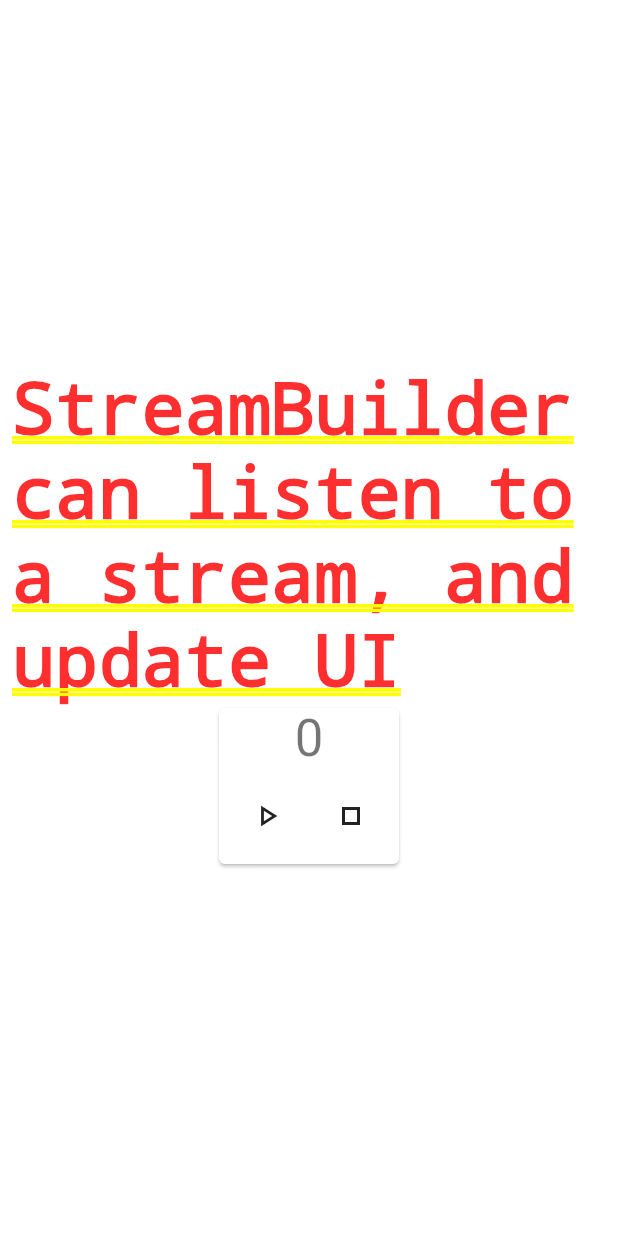
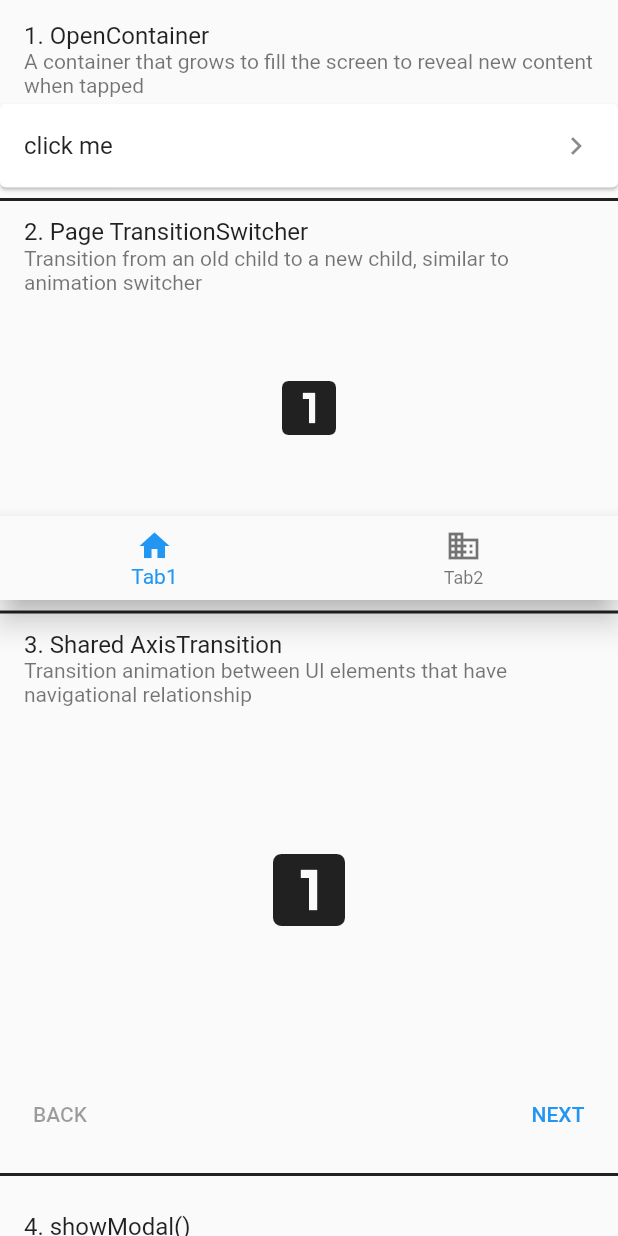
Before and after one commit to WaiYanHtun11/flutter_basic_app, a Flutter app: the screen it shows after launch, on a phone screen of 412 x 824 dp. Run offline on Flutter 3.47's test engine with Material 2 defaults, Android fonts, the light colour scheme and no system bars; our stand-ins replace backdrop, badges, cached_network_image, convex_bottom_bar, extended_image, flutter_slidable and 3 more; missing offline and left inert: hidable.

Commit message:
all widget have done

```diff
--- /dev/null
+++ b/lib/animations/animation_package.dart
@@ -0,0 +1,192 @@
+import 'package:animations/animations.dart';
+import 'package:flutter/material.dart';
+class AnimationPackageExample extends StatelessWidget {
+  const AnimationPackageExample({Key? key}) : super(key: key);
+
+  @override
+  Widget build(BuildContext context) {
+    return Scaffold(
+      body: ListView(
+        children: [
+          const SizedBox(height: 10),
+          const ListTile(
+            title: Text("1. OpenContainer"),
+            subtitle: Text(
+                "A container that grows to fill the screen to reveal new content when tapped"
+            ),
+          ),
+          OpenContainer(
+            transitionDuration: const Duration(milliseconds: 500),
+              closedBuilder: (context, action) => const ListTile(
+                title: Text('click me'),
+                trailing: Icon(Icons.keyboard_arrow_right_outlined),
+              ),
+              openBuilder: (context, action) => const Scaffold(
+                body: Center(
+                  child: Text("new page"),
+                ),
+              ),
+          ),
+          const Divider(thickness: 2,color: Colors.black87),
+          const ListTile(
+            title: Text("2. Page TransitionSwitcher"),
+            subtitle: Text(
+                "Transition from an old child to a new child, similar to animation switcher"
+            ),
+          ),
+          const SizedBox(
+            height: 200,
+            child: PageTransitionSwitcherExample(),
+          ),
+          const Divider(thickness: 2,color: Colors.black87),
+          const ListTile(
+            title: Text("3. Shared AxisTransition"),
+            subtitle: Text(
+              "Transition animation between UI elements that have navigational relationship"
+            ),
+          ),
+          const SizedBox(
+            height: 300,
+            child: ShareAxisExample(),
+          ),
+          const Divider(thickness: 2,color: Colors.black87),
+          const ListTile(
+            title: Text("4. showModal()"),
+            subtitle: Text(
+              "Displays a dialog with animation",
+            ),
+          ),
+          ElevatedButton(
+              onPressed: ()=> showModal(
+                  context: context,
+                  builder: (ctx) => const AlertDialog(
+                    title: Text("New Dialog"),
+                    content: Text("This is Dialog"),
+                  ),
+              ),
+              child: const Text("Show Dialog")
+          )
+
+        ],
+      ),
+    );
+  }
+}
+
+class PageTransitionSwitcherExample extends StatefulWidget {
+  const PageTransitionSwitcherExample({Key? key}) : super(key: key);
+
+  @override
+  State<PageTransitionSwitcherExample> createState() => _PageTransitionSwitcherExampleState();
+}
+
+class _PageTransitionSwitcherExampleState extends State<PageTransitionSwitcherExample> {
+
+  static const tabs = <Widget>[
+    Icon(Icons.looks_one,size: 48,key: ValueKey(1)),
+    Icon(Icons.looks_two,size: 48,key: ValueKey(2)),
+  ];
+
+  static const btnNavbarItems = [
+    BottomNavigationBarItem(
+        icon: Icon(Icons.home),
+      label: 'Tab1',
+    ),
+    BottomNavigationBarItem(
+      icon: Icon(Icons.business),
+      label: 'Tab2',
+    )
+  ];
+
+  int currentTabIndex = 0;
+
+  @override
+  Widget build(BuildContext context) {
+    return Scaffold(
+      body: Center(
+        child: PageTransitionSwitcher(
+          duration: const Duration(seconds: 1),
+          transitionBuilder: (child, primaryAnimation, secondaryAnimation) =>
+            FadeThroughTransition(
+                animation:   primaryAnimation,
+                secondaryAnimation: secondaryAnimation,
+              child: child,
+            ),
+          child: tabs[currentTabIndex],
+        ),
+      ),
+      bottomNavigationBar: BottomNavigationBar(
+        items: btnNavbarItems,
+        currentIndex: currentTabIndex,
+        onTap: (newIndex) => setState(() {
+          currentTabIndex = newIndex;
+        }),
+      ),
+    );
+  }
+}
+
+class ShareAxisExample extends StatefulWidget {
+  const ShareAxisExample({Key? key}) : super(key: key);
+
+  @override
+  State<ShareAxisExample> createState() => _ShareAxisExampleState();
+}
+
+class _ShareAxisExampleState extends State<ShareAxisExample> {
+
+  final pages = const [
+    Icon(Icons.looks_one,size: 64,key: ValueKey(1)),
+    Icon(Icons.looks_two,size: 64,key: ValueKey(2)),
+    Icon(Icons.looks_3,size: 64,key: ValueKey(3)),
+
+  ];
+  int currentTabIndex = 0;
+
+  SharedAxisTransitionType transitionType = SharedAxisTransitionType.scaled;
+
+  @override
+  Widget build(BuildContext context) {
+    return Scaffold(
+      body: Center(
+        child: Column(
+          children: [
+            Expanded(
+                child: PageTransitionSwitcher(
+                  duration: const Duration(seconds: 1),
+                  transitionBuilder: (child, primaryAnimation, secondaryAnimation) =>
+                    SharedAxisTransition(
+                        animation: primaryAnimation,
+                        secondaryAnimation: secondaryAnimation,
+                        transitionType: transitionType,
+                      child: child,
+                    ),
+                  child: pages[currentTabIndex],
+                )
+            ),
+            Padding(
+                padding: const EdgeInsets.all(8),
+              child: Row(
+                mainAxisAlignment: MainAxisAlignment.spaceBetween,
+                children: [
+                  TextButton(
+                      onPressed: currentTabIndex == 0 ? null : ()=> setState(() {
+                          currentTabIndex--;
+                      }),
+                      child: const Text("BACK")
+                  ),
+                  TextButton(
+                      onPressed: currentTabIndex == 2 ? null : ()=> setState(() {
+                        currentTabIndex++;
+                      }),
+                      child: const Text("NEXT")
+                  )
+                ],
+              ),
+            )
+          ],
+        ),
+      ),
+    );
+  }
+}
--- /dev/null
+++ b/lib/animations/hero.dart
@@ -0,0 +1,45 @@
+import 'package:flutter/material.dart';
+class HeroExample extends StatelessWidget {
+  const HeroExample({Key? key}) : super(key: key);
+
+  @override
+  Widget build(BuildContext context) {
+    return Scaffold(
+      body: Center(
+        child: Column(
+          crossAxisAlignment: CrossAxisAlignment.start,
+          children: [
+            const SizedBox(height: 20),
+            ListTile(
+              leading: GestureDetector(
+                onTap: ()=> showSecondPage(context),
+                child: const Hero(
+                  tag: 'my-hero-animation-tag',
+                  child: CircleAvatar(
+                    backgroundImage: AssetImage("assets/images/img1.png"),
+                  ),
+                ),
+              ),
+              title: const Text("Tap on the photo to view the animation transition"),
+            )
+          ],
+        ),
+      ),
+    );
+  }
+
+  void showSecondPage(BuildContext context){
+    Navigator.of(context).push(
+      MaterialPageRoute(
+          builder: (ctx) => Scaffold(
+            body: Center(
+              child: Hero(
+                tag: 'my-hero-animation-tag',
+                child: Image.asset("assets/images/img1.png"),
+              ),
+            ),
+          ) ,
+      )
+    );
+  }
+}
--- a/lib/main.dart
+++ b/lib/main.dart
@@ -1,4 +1,8 @@
 import 'package:flutter/material.dart';
+import 'package:flutter_basic_app/animations/animated_containter.dart';
+import 'package:flutter_basic_app/animations/animated_icons.dart';
+import 'package:flutter_basic_app/animations/animation_package.dart';
+import 'package:flutter_basic_app/animations/opacity.dart';
 import 'package:flutter_basic_app/appbars/backdrop.dart';
 import 'package:flutter_basic_app/appbars/basic_appbar.dart';
 import 'package:flutter_basic_app/appbars/bottom_appbar.dart';
@@ -31,6 +35,7 @@ import 'package:flutter_basic_app/widgets/text_field.dart';
 import 'package:flutter_basic_app/widgets/text_form_field.dart';
 import 'package:flutter_basic_app/widgets/dropdown_button.dart';
 
+import 'animations/hero.dart';
 import 'appbars/convex_appbar.dart';
 import 'layouts/container.dart';
 import 'lists/expansion_tile.dart';
@@ -54,7 +59,7 @@ class MyApp extends StatelessWidget {
       theme: ThemeData(
         primarySwatch: Colors.blue,
       ),
-      home: const StreamBuilderExample(),
+      home: const AnimationPackageExample(),
       // initialRoute: RoutesExample.routeName,
       routes: {
         RoutesExample.routeName : (context) => const RoutesExample()
--- a/pubspec.yaml
+++ b/pubspec.yaml
@@ -45,6 +45,7 @@ dependencies:
   convex_bottom_bar: ^3.0.0
   hidable: ^1.0.3
   intl: ^0.17.0
+  animations: ^2.0.5
 
 
 dev_dependencies:
```
Also changed, not shown: lib/animations/animated_containter.dart (added, +58 -0 lines), lib/animations/animated_icons.dart (added, +89 -0 lines), lib/animations/opacity.dart (added, +64 -0 lines), flutter_02.png (added), pubspec.lock.
